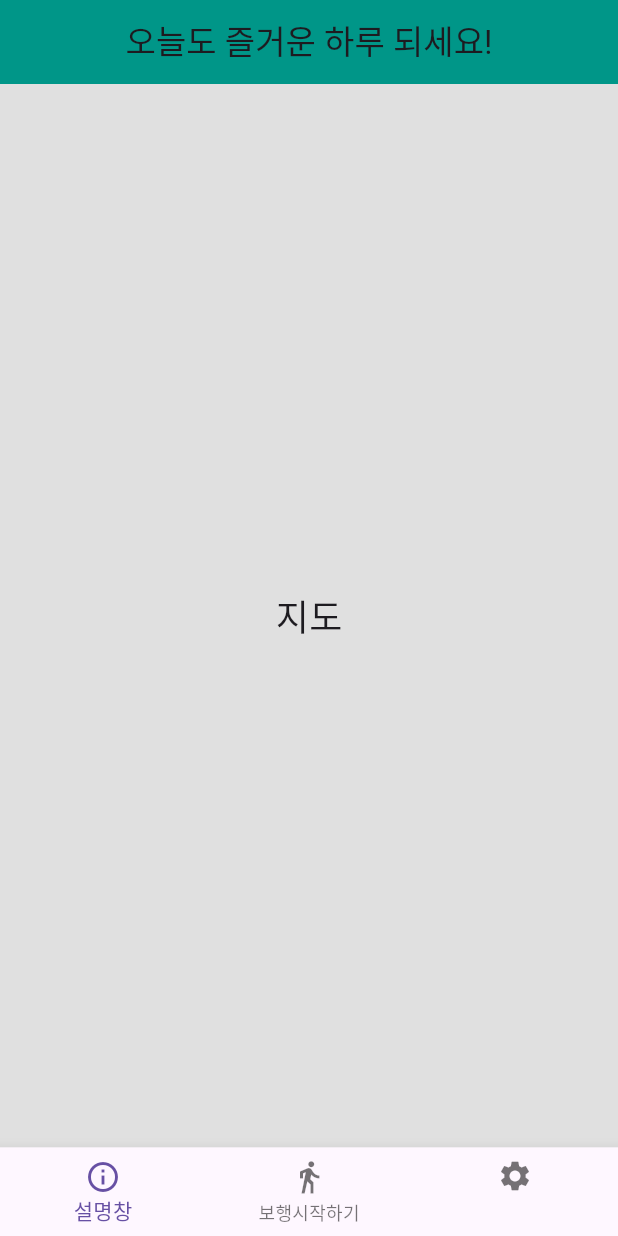
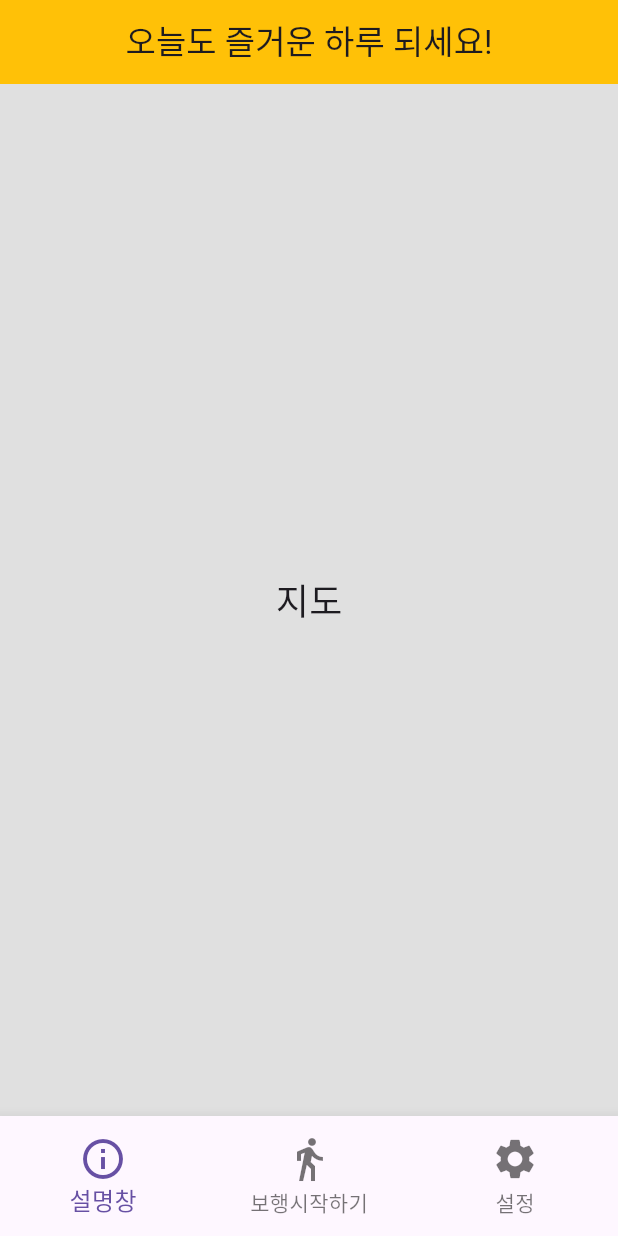
Before and after one commit to syprisilla/Walk_Guide, a Flutter app: the MainScreen screen opened directly, on a phone screen of 412 x 824 dp. Run offline on Flutter 3.47's test engine with Material 3 defaults, Android fonts, the phone set to English and light mode, and no system bars; our stand-ins replace pedometer, permission_handler, sensors_plus.

Commit message:
feat: Improve main screen UI

```diff
--- a/app/lib/main_screen.dart
+++ b/app/lib/main_screen.dart
@@ -10,7 +10,7 @@ class MainScreen extends StatelessWidget {
       appBar: AppBar(
         title: const Text('오늘도 즐거운 하루 되세요!'),
         centerTitle: true,
-        backgroundColor: Colors.teal,
+        backgroundColor: Colors.amber, // 노란색으로 변경
       ),
       body: Column(
         children: [
@@ -24,7 +24,12 @@ class MainScreen extends StatelessWidget {
               ),
             ),
           ),
-          BottomNavigationBar(
+          SizedBox(
+            height: 80, // 하단 버튼 영역 높이 키움
+            child: BottomNavigationBar(
+              selectedFontSize: 16,
+              unselectedFontSize: 14,
+              iconSize: 32,
               items: const [
                 BottomNavigationBarItem(
                   icon: Icon(Icons.info_outline),
@@ -35,26 +40,29 @@ class MainScreen extends StatelessWidget {
                   label: '보행시작하기',
                 ),
                 BottomNavigationBarItem(
-                icon: Icon(Icons.settings), // 또는 빈 아이콘 가능
-                label: '',
+                  icon: Icon(Icons.settings),
+                  label: '설정', // 오른쪽에 '설정' 추가
                 ),
               ],
               onTap: (index) {
                 if (index == 0) {
-                // 설명창 페이지로 이동 (임시)
                   ScaffoldMessenger.of(
                     context,
                   ).showSnackBar(const SnackBar(content: Text('설명창으로 이동')));
                 } else if (index == 1) {
-                // 보행시작 페이지로 이동
                   Navigator.push(
                     context,
                     MaterialPageRoute(
                       builder: (context) => const StepCounterPage(),
                     ),
                   );
+                } else if (index == 2) {
+                  ScaffoldMessenger.of(context).showSnackBar(
+                    const SnackBar(content: Text('설정 페이지는 준비 중입니다')),
+                  );
                 }
               },
+            ),
           ),
         ],
       ),
```
Lines whose indentation alone changed are shown as unchanged.
